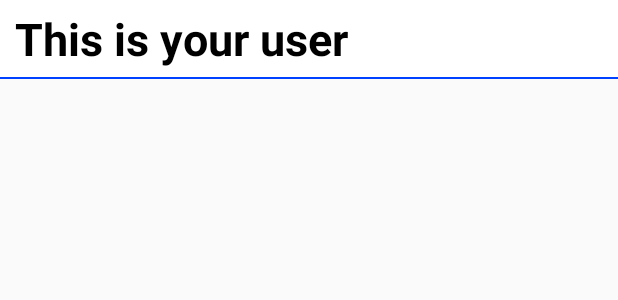
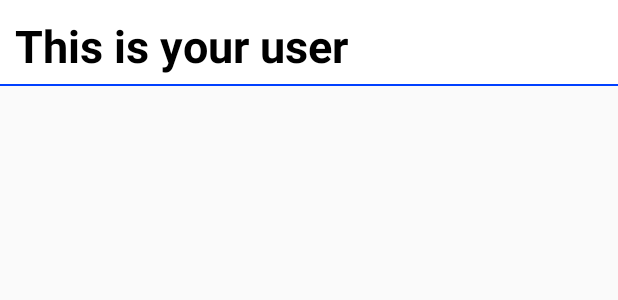
Before and after one commit to SlavaRotar/ChatApplication, an Android app built with Jetpack Compose: the layout user_layout.xml on its own in the app's theme, with its tools: preview values and no code run, on a phone screen of 412 x 824 dp. Shown: the top 300 px of the screen. Run offline under Robolectric (Android 15) with nearby library versions, the phone set to English and light mode, and no system bars.

```diff
--- a/app/src/main/java/com/example/chatapplication/MessageAdapter.kt
+++ b/app/src/main/java/com/example/chatapplication/MessageAdapter.kt
@@ -20,7 +20,7 @@ class MessageAdapter(val context: Context, val messageList: ArrayList<Message>):
 
         if (viewType == 1){
             // inflate receive
-        val  view: View = LayoutInflater.from(context).inflate(R.layout.recieve, parent, false)
+            val  view: View = LayoutInflater.from(context).inflate(R.layout.receive, parent, false)
             return ReceiveViewHolder(view)
 
         }else{
--- a/app/src/main/java/com/example/chatapplication/SignUp.kt
+++ b/app/src/main/java/com/example/chatapplication/SignUp.kt
@@ -58,7 +58,7 @@ class SignUp : ComponentActivity() {
                     finish()
                     startActivity(intent)
                 } else {
-                    Toast.makeText(this@SignUp,"Some error occured", Toast.LENGTH_SHORT).show()
+                    Toast.makeText(this@SignUp,"Email is already in use", Toast.LENGTH_SHORT).show()
                 }
             }
     }
--- a/app/src/main/java/com/example/chatapplication/UserAdapter.kt
+++ b/app/src/main/java/com/example/chatapplication/UserAdapter.kt
@@ -2,13 +2,11 @@ package com.example.chatapplication
 
 import android.content.Context
 import android.content.Intent
-import android.text.Layout
 import android.view.LayoutInflater
 import android.view.View
 import android.view.ViewGroup
 import android.widget.TextView
 import androidx.recyclerview.widget.RecyclerView
-import com.google.firebase.auth.FirebaseAuth
 
 class UserAdapter(val context: Context, val userList: ArrayList<User>):
     RecyclerView.Adapter<UserAdapter.UserViewHolder>() {
@@ -25,7 +23,7 @@ class UserAdapter(val context: Context, val userList: ArrayList<User>):
         holder.textName.text = currentUser.name
 
         holder.itemView.setOnClickListener{
-            val intent = Intent(context,ChatActivity::class.java)
+            val intent = Intent(context, ChatActivity::class.java)
 
             intent.putExtra("name", currentUser.name)
             intent.putExtra("uid",currentUser.uid)
--- a/app/src/main/res/layout/recieve.xml
+++ b/app/src/main/res/layout/receive.xml
@@ -2,6 +2,7 @@
 <RelativeLayout xmlns:android="http://schemas.android.com/apk/res/android"
     android:layout_width="match_parent"
     android:layout_height="wrap_content">
+
     <RelativeLayout
         android:layout_width="wrap_content"
         android:background="@drawable/edit_background"
@@ -16,8 +17,7 @@
             android:layout_height="wrap_content"
             android:textColor="@color/Blue"
             android:padding="10dp"
-            android:text="This is recieve message"
-            android:textSize="18sp"/>
+            android:textSize="18sp" />
 
     </RelativeLayout>
 
--- a/app/src/main/res/layout/sent.xml
+++ b/app/src/main/res/layout/sent.xml
@@ -2,6 +2,7 @@
 <RelativeLayout xmlns:android="http://schemas.android.com/apk/res/android"
     android:layout_width="match_parent"
     android:layout_height="wrap_content">
+
     <RelativeLayout
         android:layout_width="wrap_content"
         android:background="@drawable/button_background"
@@ -16,8 +17,7 @@
             android:layout_height="wrap_content"
             android:textColor="@color/white"
             android:padding="10dp"
-            android:text="This is sent message"
-            android:textSize="18sp"/>
+            android:textSize="18sp" />
 
     </RelativeLayout>
 
--- a/app/src/main/res/layout/user_layout.xml
+++ b/app/src/main/res/layout/user_layout.xml
@@ -5,7 +5,6 @@
     android:background="@color/white">
 
         <TextView
-            android:layout_marginTop="5dp"
             android:id="@+id/user_layout_name"
             android:layout_width="wrap_content"
             android:layout_height="wrap_content"
@@ -13,15 +12,14 @@
             android:text="This is your user"
             android:textSize="30sp"
             android:textStyle="bold"
-            android:layout_marginLeft="10dp"/>
-
+            android:layout_marginStart="10dp"
+            android:layout_marginTop="10dp"/>
 
         <View
             android:layout_below="@id/user_layout_name"
-            android:layout_marginTop="5dp"
             android:layout_width="match_parent"
             android:layout_height="1dp"
-            android:background="@color/Blue"
-            android:backgroundTint="@color/Blue"/>
+            android:layout_marginTop="5dp"
+            android:background="@color/Blue"/>
 
 </RelativeLayout>
```
Also changed, not shown: app/src/main/java/com/example/chatapplication/ChatActivity.kt (line endings or trailing spaces), app/src/main/java/com/example/chatapplication/Message.kt (line endings or trailing spaces). Lines whose indentation alone changed are shown as unchanged.
